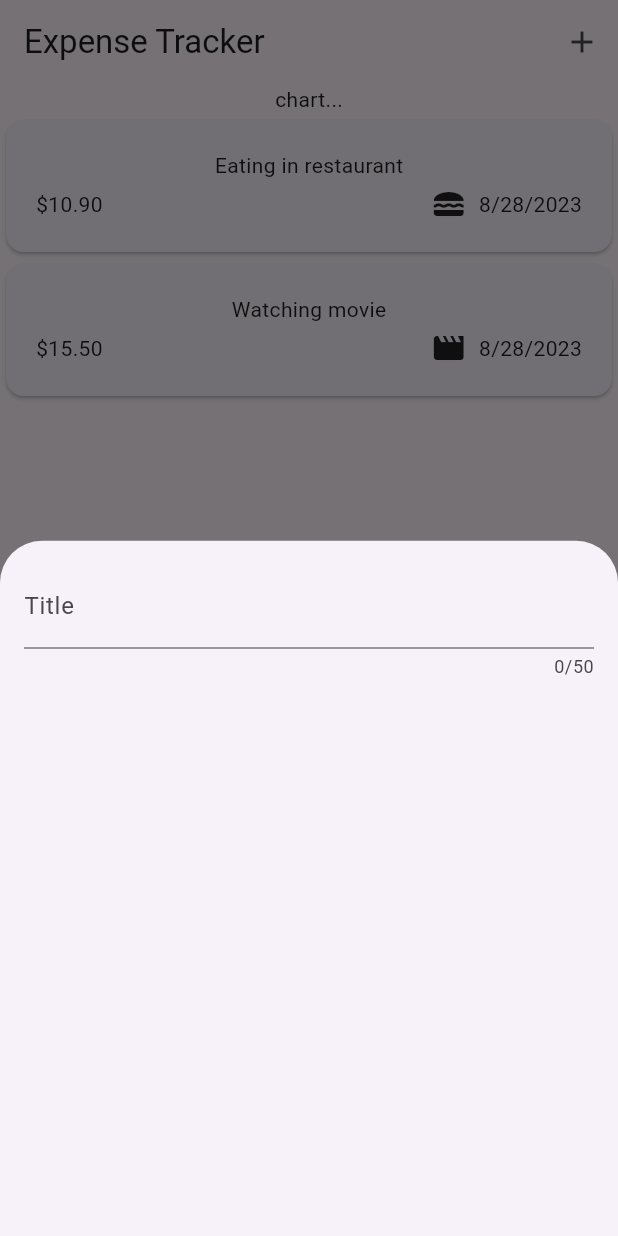
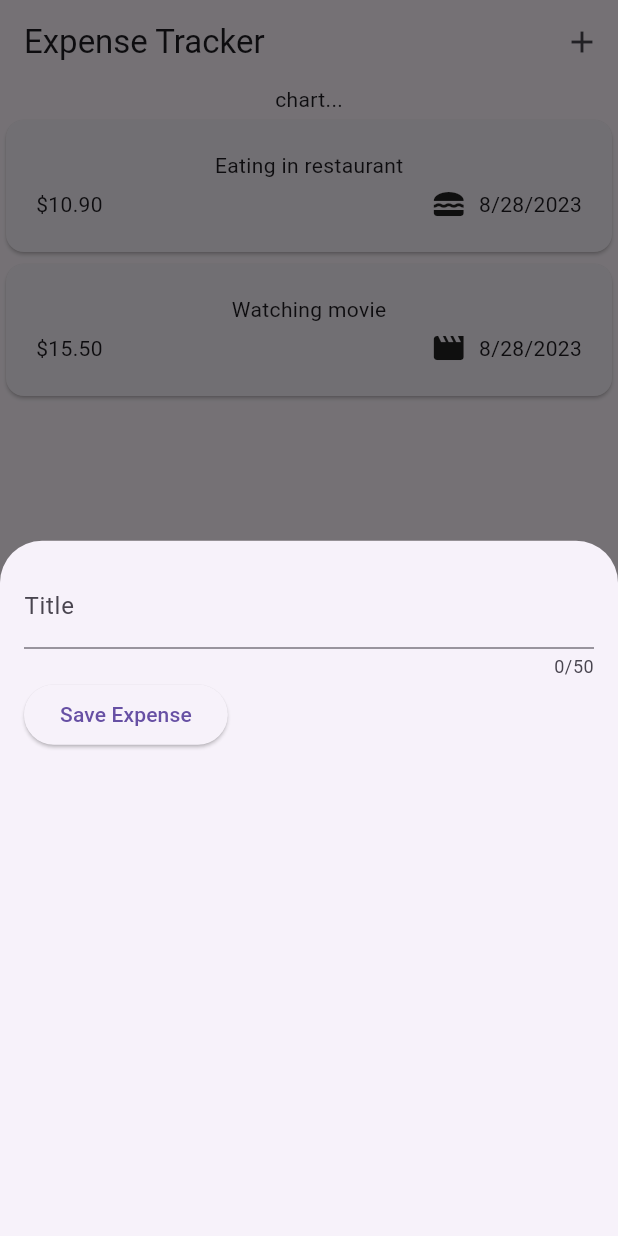
Before and after one commit to DenisLobur/expenses_tracker, a Flutter app: the screen it shows after launch, after a tap on the "add" icon, on a phone screen of 412 x 824 dp. Run offline on Flutter 3.47's test engine with Material 2 defaults, Android fonts, the phone set to English and light mode, and no system bars.

Commit message:
Add user input (13)

```diff
--- a/lib/widgets/new_expense.dart
+++ b/lib/widgets/new_expense.dart
@@ -10,16 +10,32 @@ class NewExpense extends StatefulWidget {
 }
 
 class _NewExpenseState extends State<NewExpense> {
+  var _enteredTitle = '';
+
+  void _saveTitleInput(String inputValue) {
+    _enteredTitle = inputValue;
+  }
+
   @override
   Widget build(BuildContext context) {
-    return const Padding(
-      padding: EdgeInsets.all(16),
+    return Padding(
+      padding: const EdgeInsets.all(16),
       child: Column(
         children: [
           TextField(
+            onChanged: _saveTitleInput,
             maxLength: 50,
-            decoration: InputDecoration(label: Text('Title')),
+            decoration: const InputDecoration(label: Text('Title')),
           ),
+          Row(
+            children: [
+              ElevatedButton(
+                  onPressed: () {
+                    print(_enteredTitle);
+                  },
+                  child: const Text('Save Expense'))
+            ],
+          )
         ],
       ),
     );
```
